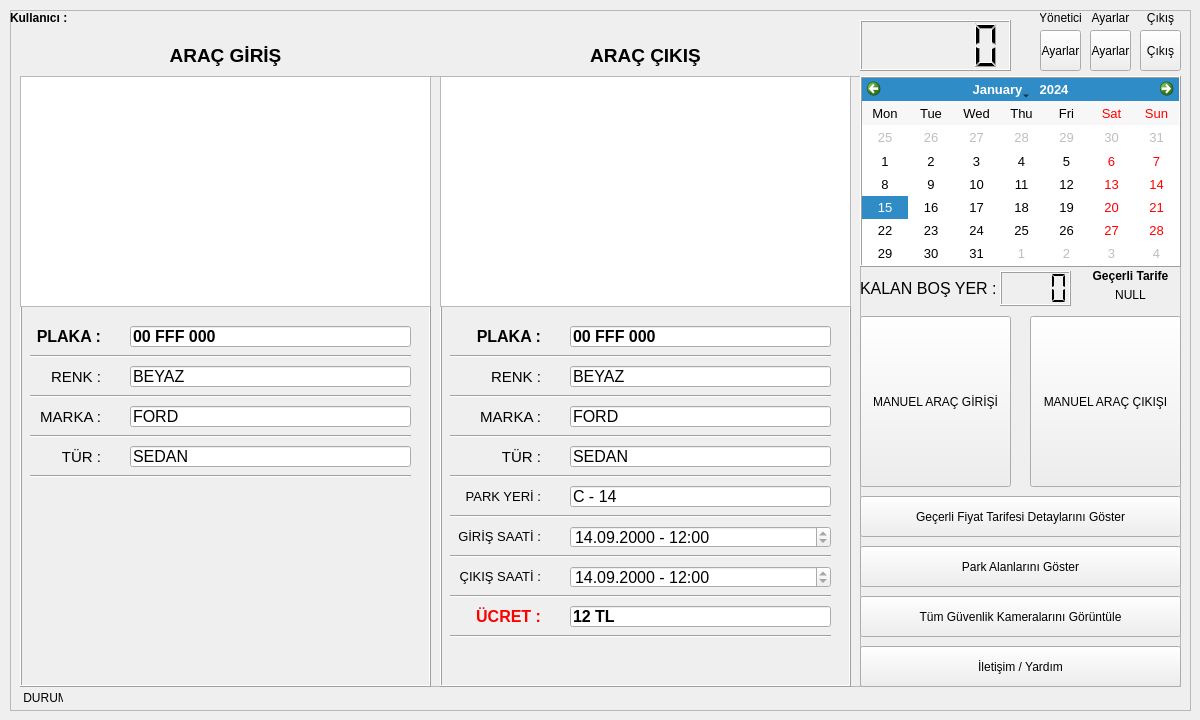
Before: the Qt Designer form forms/applicationwindow.ui in ydcpp/ParkingLotManagement, drawn with Qt 5.
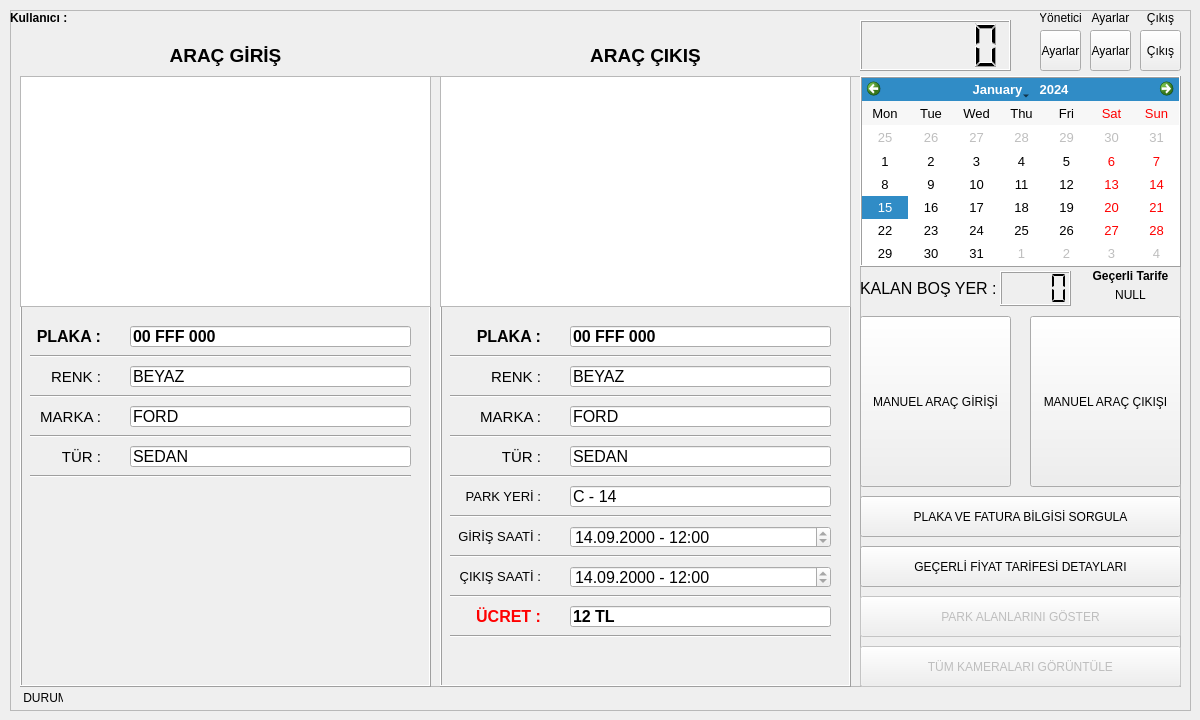
After: the same form once the commit is applied. Icons and pictures are not drawn.

Commit message: restructured payment informations and pricing plans

Diff of the .ui file:
```diff
--- a/forms/applicationwindow.ui
+++ b/forms/applicationwindow.ui
@@ -265,7 +265,7 @@
        <bool>true</bool>
       </property>
      </widget>
-     <widget class="QToolButton" name="toolButton_currentPlanDetails">
+     <widget class="QPushButton" name="pushButton_search">
       <property name="geometry">
        <rect>
         <x>0</x>
@@ -274,11 +274,24 @@
         <height>41</height>
        </rect>
       </property>
+      <property name="styleSheet">
+       <string notr="true"/>
+      </property>
       <property name="text">
-       <string>Geçerli Fiyat Tarifesi Detaylarını Göster</string>
+       <string>PLAKA VE FATURA BİLGİSİ SORGULA</string>
+      </property>
+      <property name="icon">
+       <iconset>
+        <normaloff>../assets/images/search.png</normaloff>../assets/images/search.png</iconset>
+      </property>
+      <property name="iconSize">
+       <size>
+        <width>24</width>
+        <height>24</height>
+       </size>
       </property>
      </widget>
-     <widget class="QToolButton" name="toolButton_parkingSpots">
+     <widget class="QPushButton" name="pushButton_currentPlanDetails">
       <property name="geometry">
        <rect>
         <x>0</x>
@@ -288,10 +301,23 @@
        </rect>
       </property>
       <property name="text">
-       <string>Park Alanlarını Göster</string>
+       <string>GEÇERLİ FİYAT TARİFESİ DETAYLARI</string>
+      </property>
+      <property name="icon">
+       <iconset>
+        <normaloff>../assets/images/list.png</normaloff>../assets/images/list.png</iconset>
+      </property>
+      <property name="iconSize">
+       <size>
+        <width>24</width>
+        <height>24</height>
+       </size>
       </property>
      </widget>
-     <widget class="QToolButton" name="toolButton_securityCams">
+     <widget class="QPushButton" name="pushButton_parkingSpots">
+      <property name="enabled">
+       <bool>false</bool>
+      </property>
       <property name="geometry">
        <rect>
         <x>0</x>
@@ -301,10 +327,23 @@
        </rect>
       </property>
       <property name="text">
-       <string>Tüm Güvenlik Kameralarını Görüntüle</string>
+       <string>       PARK ALANLARINI GÖSTER       </string>
+      </property>
+      <property name="icon">
+       <iconset>
+        <normaloff>../assets/images/parking-icon.png</normaloff>../assets/images/parking-icon.png</iconset>
+      </property>
+      <property name="iconSize">
+       <size>
+        <width>32</width>
+        <height>32</height>
+       </size>
       </property>
      </widget>
-     <widget class="QToolButton" name="toolButton_help">
+     <widget class="QPushButton" name="pushButton_securityCams">
+      <property name="enabled">
+       <bool>false</bool>
+      </property>
       <property name="geometry">
        <rect>
         <x>0</x>
@@ -314,7 +353,17 @@
        </rect>
       </property>
       <property name="text">
-       <string>İletişim / Yardım</string>
+       <string>   TÜM KAMERALARI GÖRÜNTÜLE   </string>
+      </property>
+      <property name="icon">
+       <iconset>
+        <normaloff>../assets/images/security-camera.png</normaloff>../assets/images/security-camera.png</iconset>
+      </property>
+      <property name="iconSize">
+       <size>
+        <width>24</width>
+        <height>24</height>
+       </size>
       </property>
      </widget>
     </widget>
```
The commit also changes 31 other files.
